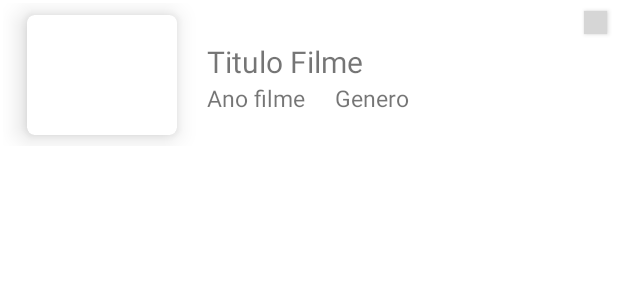
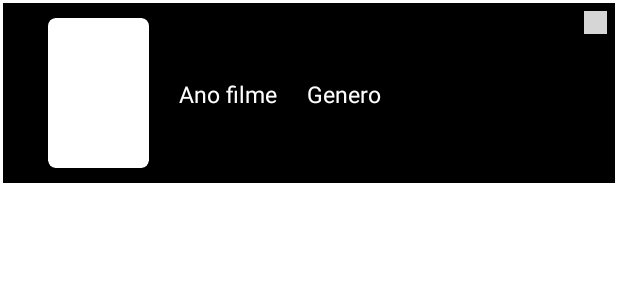
Before and after one commit to marcos-campos/MoviesDb, an Android app: the layout main_recycler_movies.xml on its own in the app's theme, with its tools: preview values and no code run, on a phone screen of 412 x 824 dp. Shown: the top 300 px of the screen. Run offline under Robolectric (Android 15) with nearby library versions, the phone set to English and light mode, and no system bars; network calls fail; grey boxes are pictures that could not be loaded.

Commit message:
filmes semelhantes ok

```diff
--- a/app/src/main/java/com/example/moviesdb/ui/main/repository/RepositoryApi.kt
+++ b/app/src/main/java/com/example/moviesdb/ui/main/repository/RepositoryApi.kt
@@ -1,6 +1,8 @@
 package com.example.moviesdb.ui.main.repository
 
 import com.example.moviesdb.ui.main.model.Movie
+import com.example.moviesdb.ui.main.modelMovieSimilar.MovieSimilar
+import com.example.moviesdb.ui.main.modelMovieSimilar.Result
 import com.example.moviesdb.ui.main.network.EndPoints
 import com.example.moviesdb.ui.main.network.RetrofitInit
 
@@ -17,5 +19,5 @@ class RepositoryApi {
     private val conectionService = RetrofitInit(url).create(service)
 
     suspend fun buscarFilmeApi(): Movie = conectionService.buscarFilmes(200)
-
+    suspend fun buscarFilmesSemelhantesApi(): MovieSimilar = conectionService.buscarFilmesSemelhantes(200)
 }
--- a/app/src/main/res/layout/main_recycler_movies.xml
+++ b/app/src/main/res/layout/main_recycler_movies.xml
@@ -3,24 +3,26 @@
     xmlns:android="http://schemas.android.com/apk/res/android"
     xmlns:app="http://schemas.android.com/apk/res-auto"
     android:layout_width="match_parent"
-    android:layout_height="95dp"
-    android:layout_margin="2dp">
+    android:layout_height="120dp"
+    android:layout_margin="2dp"
+    android:background="@color/black" >
 
     <TextView
-        android:layout_width="wrap_content"
+        android:layout_width="260dp"
         android:layout_height="wrap_content"
-        android:text="Titulo Filme"
+        android:textColor="@color/white"
         app:layout_constraintStart_toEndOf="@id/card_view_movie"
         app:layout_constraintTop_toTopOf="parent"
         android:layout_marginTop="25dp"
         android:layout_marginStart="20dp"
-        android:textSize="20sp"
+        android:textSize="18sp"
         android:id="@+id/recycler_titulo_filme"/>
 
     <TextView
         android:layout_width="wrap_content"
         android:layout_height="wrap_content"
         android:text="Ano filme"
+        android:textColor="@color/white"
         app:layout_constraintStart_toEndOf="@id/card_view_movie"
         app:layout_constraintTop_toBottomOf="@+id/recycler_titulo_filme"
         android:layout_marginStart="20dp"
@@ -31,6 +33,7 @@
         android:layout_width="wrap_content"
         android:layout_height="wrap_content"
         android:text="Genero"
+        android:textColor="@color/white"
         app:layout_constraintStart_toEndOf="@id/recycler_ano_filme"
         app:layout_constraintTop_toBottomOf="@+id/recycler_titulo_filme"
         android:layout_marginStart="20dp"
@@ -42,16 +45,17 @@
         android:layout_height="15dp"
         app:layout_constraintEnd_toEndOf="parent"
         app:layout_constraintTop_toTopOf="parent"
+        android:theme="@style/ButtomTheme"
         android:layout_marginTop="5dp"
         android:layout_marginEnd="5dp"
         android:background="@drawable/ic_check_mark" />
 
     <androidx.cardview.widget.CardView
         android:id="@+id/card_view_movie"
-        android:layout_width="100dp"
+        android:layout_width="67dp"
         app:cardCornerRadius="5dp"
-        android:layout_height="80dp"
-        android:layout_marginStart="16dp"
+        android:layout_height="100dp"
+        android:layout_marginStart="30dp"
         android:layout_marginLeft="5dp"
         android:layout_marginTop="5dp"
         android:layout_marginRight="5dp"
```
Also changed, not shown: app/src/main/java/com/example/moviesdb/ui/main/MainFragment.kt (+22 -0 lines), app/src/main/java/com/example/moviesdb/ui/main/MainViewModel.kt (+11 -0 lines), app/src/main/java/com/example/moviesdb/ui/main/adapter/AdapterFilmesSemelhantes.kt (added, +41 -0 lines), app/src/main/java/com/example/moviesdb/ui/main/adapter/ViewHolderFilmesSemelhantes.kt (added, +16 -0 lines), app/src/main/java/com/example/moviesdb/ui/main/modelMovieSimilar/MovieSimilar.kt (added, +17 -0 lines), app/src/main/java/com/example/moviesdb/ui/main/modelMovieSimilar/Result.kt (added, +48 -0 lines), app/src/main/java/com/example/moviesdb/ui/main/network/EndPoints.kt (+7 -0 lines), app/src/main/res/layout/main_fragment.xml (+1 -32 lines).
